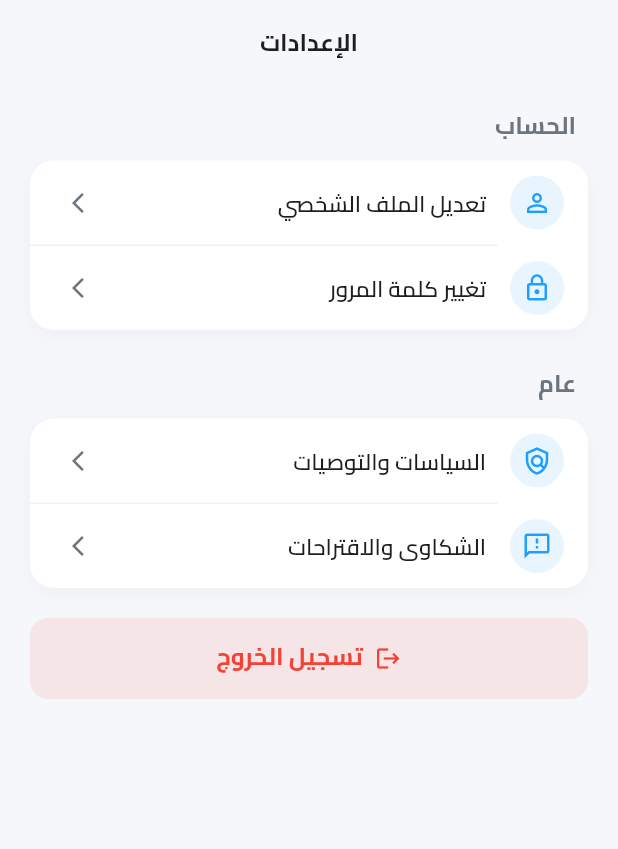
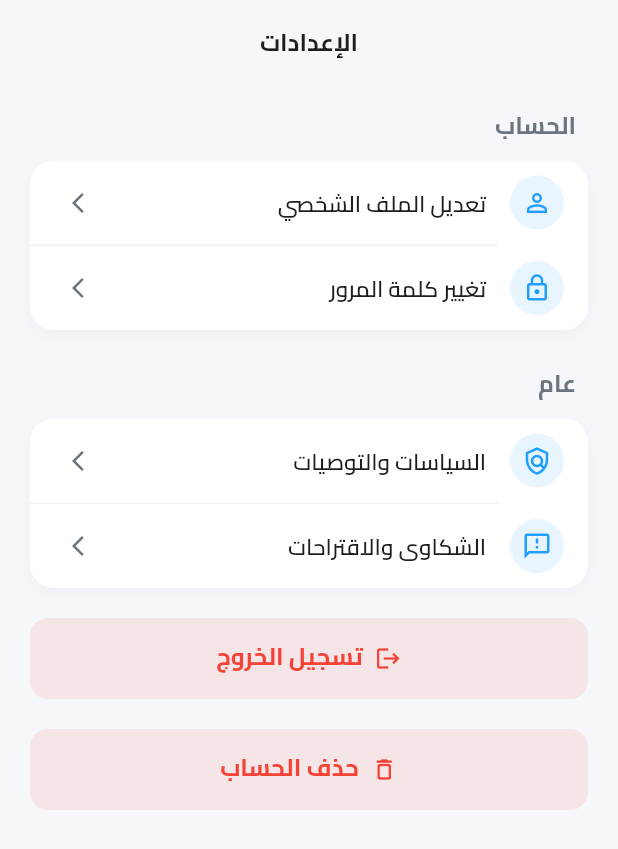
Before and after one commit to Saeed-Qatan/GO-WORK, a Flutter app: the SettingsView screen opened by its route, on a phone screen of 412 x 824 dp. Shown: the top 849 px of the screen. Run offline on Flutter 3.47's test engine with Material 3 defaults, Android fonts, the phone set to English and light mode, and no system bars; our stand-ins replace dio, file_picker, firebase_core, firebase_messaging, flutter_animate, flutter_local_notifications and 5 more; accounts and stored records are empty; network calls fail.

Commit message:
delete account is done

```diff
--- a/lib/core/constants/api_constants.dart
+++ b/lib/core/constants/api_constants.dart
@@ -11,7 +11,7 @@
   static const String changePassword = 'Account/ChangePassword';
   static const String resendOtp = 'Account/ResendOtp';
   static const String resendLink = 'Account/ResendLink';
-
+  static const String deleteAccount = 'Account/Candidate/DeleteAccount';
   // ================= Profile Endpoints =================
   static const String getProfile = 'Account/Me';
   static const String updateProfile = 'Account/Candidate/UpdateProfile';
--- /dev/null
+++ b/lib/repository/delete_account_repostriy.dart
@@ -0,0 +1,24 @@
+import 'package:gowork/services/delete_account_service.dart';
+import 'package:gowork/model/delete_account_model.dart';
+
+/// Repository: يعزل منطق تحليل الاستجابة عن الـ ViewModel
+/// ويُعيد نموذج بيانات واضح بدلاً من Map خام
+class DeleteAccountRepository {
+  final DeleteAccountService _service = DeleteAccountService();
+
+  /// يستدعي الـ Service ويُحوّل الاستجابة إلى [DeleteAccountResponseModel]
+  /// يُعيد النموذج في حالة النجاح، ويرمي Exception في حالة الفشل
+  Future<DeleteAccountResponseModel> deleteAccount() async {
+    final rawResponse = await _service.deleteAccount();
+    final model = DeleteAccountResponseModel.fromJson(rawResponse);
+
+    if (!model.success) {
+      final errorMsg = model.errors.isNotEmpty
+          ? model.errors.join('، ')
+          : 'فشل حذف الحساب';
+      throw Exception(errorMsg);
+    }
+
+    return model;
+  }
+}
--- a/lib/view/settings_view.dart
+++ b/lib/view/settings_view.dart
@@ -1,5 +1,6 @@
 import 'package:flutter/material.dart';
 import 'package:go_router/go_router.dart';
+import 'package:gowork/widget/settings/delete_button.dart';
 import '../../routing/app_router.dart';
 import '../../theme/app_colors.dart';
 import '../../widget/settings/settings_section_header.dart';
@@ -81,7 +82,8 @@
             ),
             const SizedBox(height: 20),
             const LogoutButton(),
-            const SizedBox(height: 40),
+            const SizedBox(height: 20),
+            const DeleteAccountButton(),
           ],
         ),
       ),
--- /dev/null
+++ b/lib/viewmodel/delete_viewmodel.dart
@@ -0,0 +1,62 @@
+import 'package:flutter/foundation.dart';
+import 'package:firebase_messaging/firebase_messaging.dart';
+
+import 'package:gowork/repository/delete_account_repostriy.dart';
+import 'package:gowork/utils/local_storage.dart';
+
+/// ViewModel: يُدير حالة عملية حذف الحساب
+/// يُستخدم مع Provider كـ ChangeNotifier
+class DeleteAccountViewModel extends ChangeNotifier {
+  final DeleteAccountRepository _repository = DeleteAccountRepository();
+  final LocalStorage _storage = LocalStorage();
+
+  bool _isLoading = false;
+  bool get isLoading => _isLoading;
+
+  String? _errorMessage;
+  String? get errorMessage => _errorMessage;
+
+  bool _isDeleted = false;
+  bool get isDeleted => _isDeleted;
+
+  /// POST /Account/Candidate/DeleteAccount
+  /// يُنفّذ الحذف ويُنظّف الجلسة المحلية عند النجاح
+  Future<void> deleteAccount() async {
+    _isLoading = true;
+    _errorMessage = null;
+    notifyListeners();
+
+    try {
+      // حذف FCM Token من Firebase قبل حذف الحساب
+      try {
+        await FirebaseMessaging.instance.deleteToken();
+        debugPrint('=== FCM: Token deleted before account deletion ===');
+      } catch (e) {
+        debugPrint('=== FCM: Error deleting token: $e ===');
+      }
+
+      // استدعاء الـ API
+      final result = await _repository.deleteAccount();
+      debugPrint('=== DELETE ACCOUNT SUCCESS: ${result.message} ===');
+
+      // مسح كل بيانات الجلسة المحلية
+      await _storage.clear();
+
+      _isDeleted = true;
+    } catch (e) {
+      debugPrint('=== ERROR DELETING ACCOUNT: $e ===');
+      _errorMessage = e.toString().replaceFirst('Exception: ', '');
+    } finally {
+      _isLoading = false;
+      notifyListeners();
+    }
+  }
+
+  /// إعادة تعيين الحالة عند الحاجة (مثلاً إذا نُظِّئ الـ Provider)
+  void reset() {
+    _isLoading = false;
+    _errorMessage = null;
+    _isDeleted = false;
+    notifyListeners();
+  }
+}
--- /dev/null
+++ b/lib/widget/settings/delete_button.dart
@@ -0,0 +1,127 @@
+import 'package:flutter/material.dart';
+import 'package:gowork/viewmodel/delete_viewmodel.dart';
+import 'package:provider/provider.dart';
+import 'package:go_router/go_router.dart';
+import 'package:gowork/routing/app_router.dart';
+import 'package:gowork/utils/snackbar_service.dart';
+
+
+/// زر حذف الحساب — نفس تصميم LogoutButton تماماً
+/// يتبع نمط MVVM مع Provider
+class DeleteAccountButton extends StatelessWidget {
+  const DeleteAccountButton({super.key});
+
+  @override
+  Widget build(BuildContext context) {
+    return ChangeNotifierProvider(
+      create: (_) => DeleteAccountViewModel(),
+      child: const _DeleteAccountButtonContent(),
+    );
+  }
+}
+
+class _DeleteAccountButtonContent extends StatelessWidget {
+  const _DeleteAccountButtonContent();
+
+  @override
+  Widget build(BuildContext context) {
+    final vm = context.watch<DeleteAccountViewModel>();
+
+    return SizedBox(
+      width: double.infinity,
+      height: 54,
+      child: ElevatedButton(
+        onPressed: vm.isLoading ? null : () => _handleDeleteAccount(context),
+        style: ElevatedButton.styleFrom(
+          backgroundColor: Colors.red.withValues(alpha: 0.1),
+          foregroundColor: Colors.red,
+          elevation: 0,
+          shape: RoundedRectangleBorder(
+            borderRadius: BorderRadius.circular(12),
+          ),
+        ),
+        child: vm.isLoading
+            ? const SizedBox(
+                width: 22,
+                height: 22,
+                child: CircularProgressIndicator(
+                  strokeWidth: 2.5,
+                  valueColor: AlwaysStoppedAnimation<Color>(Colors.red),
+                ),
+              )
+            : const Row(
+                mainAxisSize: MainAxisSize.min,
+                mainAxisAlignment: MainAxisAlignment.center,
+                crossAxisAlignment: CrossAxisAlignment.center,
+                children: [
+                  Icon(Icons.delete_outline_rounded, color: Colors.red),
+                  SizedBox(width: 8),
+                  Flexible(
+                    child: Text(
+                      'حذف الحساب',
+                      style: TextStyle(
+                        color: Colors.red,
+                        fontSize: 16,
+                        fontWeight: FontWeight.bold,
+                      ),
+                      strutStyle: StrutStyle(height: 1.0, forceStrutHeight: true),
+                    ),
+                  ),
+                ],
+              ),
+      ),
+    );
+  }
+
+  Future<void> _handleDeleteAccount(BuildContext context) async {
+    // ① Dialog تأكيد الحذف
+    final shouldDelete = await showDialog<bool>(
+      context: context,
+      builder: (dialogContext) => AlertDialog(
+        shape: RoundedRectangleBorder(borderRadius: BorderRadius.circular(16)),
+        title: const Text(
+          'حذف الحساب',
+          textAlign: TextAlign.right,
+        ),
+        content: const Text(
+          'هل أنت متأكد من رغبتك في حذف حسابك نهائياً؟\nلن تتمكن من استرداد بياناتك بعد الحذف.',
+          textAlign: TextAlign.right,
+          style: TextStyle(height: 1.6),
+        ),
+        actionsAlignment: MainAxisAlignment.start,
+        actions: [
+          TextButton(
+            onPressed: () => Navigator.pop(dialogContext, false),
+            child: const Text('إلغاء'),
+          ),
+          TextButton(
+            onPressed: () => Navigator.pop(dialogContext, true),
+            child: const Text(
+              'حذف نهائي',
+              style: TextStyle(
+                color: Colors.red,
+                fontWeight: FontWeight.bold,
+              ),
+            ),
+          ),
+        ],
+      ),
+    );
+
+    if (shouldDelete != true || !context.mounted) return;
+
+    // ② تنفيذ الحذف عبر ViewModel
+    final vm = context.read<DeleteAccountViewModel>();
+    await vm.deleteAccount();
+
+    if (!context.mounted) return;
+
+    // ③ معالجة النتيجة
+    if (vm.isDeleted) {
+      SnackbarService.showSuccess('تم حذف الحساب بنجاح');
+      context.go(AppRoutes.login);
+    } else if (vm.errorMessage != null) {
+      SnackbarService.showError(vm.errorMessage!);
+    }
+  }
+}
```
Also changed, not shown: lib/model/delete_account_model.dart (added, +33 -0 lines), lib/services/delete_account_service.dart (added, +16 -0 lines).
